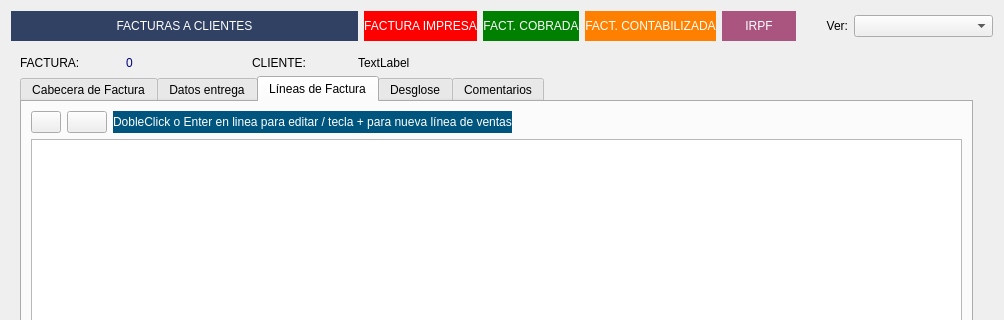
arcnexus/RedFoX, file Zona_Ventas/frmfacturas.ui: the form before one commit; both pictures show x 0 to 1004 and y 0 to 320 of the 1004 by 603 pixel window.
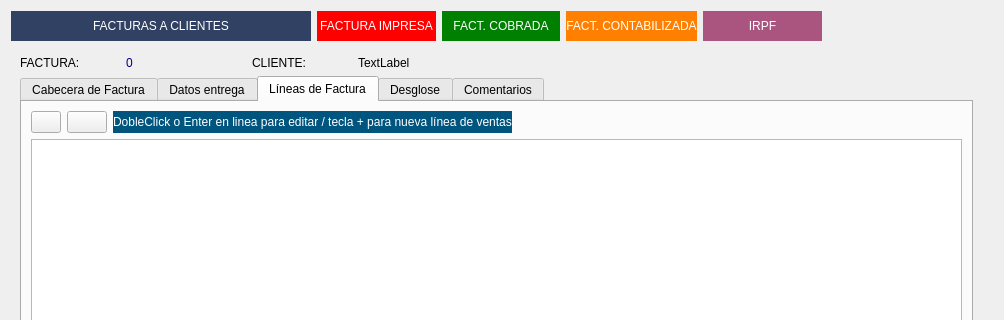
The form after the commit. The open tabs and pages were chosen to show the change. Icons and pictures are not drawn.

Patch:
```diff
--- a/Zona_Ventas/frmfacturas.ui
+++ b/Zona_Ventas/frmfacturas.ui
@@ -45,39 +45,7 @@
      </property>
     </widget>
    </item>
-   <item row="0" column="6">
-    <widget class="QComboBox" name="cboVer">
-     <property name="minimumSize">
-      <size>
-       <width>139</width>
-       <height>0</height>
-      </size>
-     </property>
-     <property name="maximumSize">
-      <size>
-       <width>150</width>
-       <height>16777215</height>
-      </size>
-     </property>
-    </widget>
-   </item>
-   <item row="0" column="5">
-    <widget class="QLabel" name="label_34">
-     <property name="maximumSize">
-      <size>
-       <width>46</width>
-       <height>16777215</height>
-      </size>
-     </property>
-     <property name="text">
-      <string>Ver:</string>
-     </property>
-     <property name="alignment">
-      <set>Qt::AlignRight|Qt::AlignTrailing|Qt::AlignVCenter</set>
-     </property>
-    </widget>
-   </item>
-   <item row="1" column="0" colspan="7">
+   <item row="1" column="0" colspan="6">
     <widget class="QStackedWidget" name="stackedWidget">
      <property name="currentIndex">
       <number>0</number>
```
Left out of the diff: 6 changed lines with no effect on the pictures.
